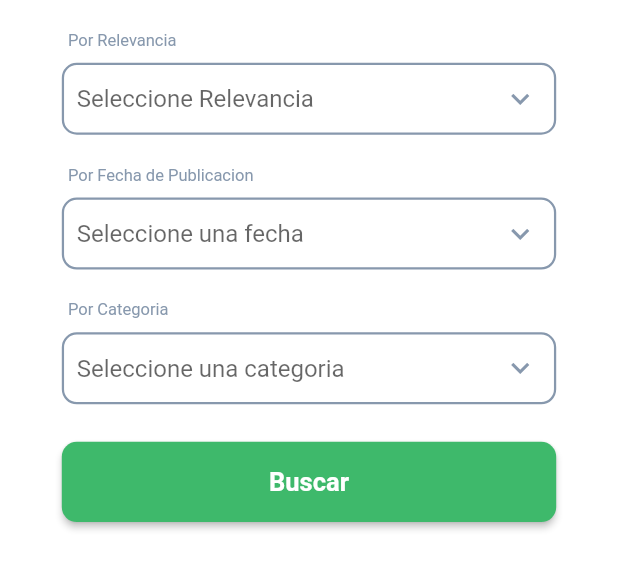
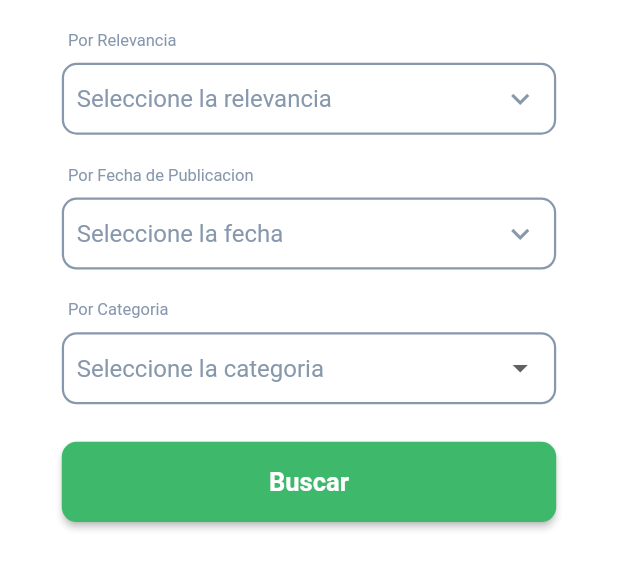
Before and after one commit to jhonandres0322/uisads_app, a Flutter app: the BottomSheetFilter widget shown alone on an empty page, opened directly, on a phone screen of 412 x 824 dp. Shown: the top 569 px of the screen. Run offline on Flutter 3.47's test engine with Material 2 defaults, Android fonts, the phone set to English and light mode, and no system bars; our stand-ins replace card_swiper, flutter_screenutil, google_fonts, image_picker, shared_preferences, toggle_switch; accounts and stored records are empty; network calls fail.

```diff
--- a/lib/src/constants/categories.dart
+++ b/lib/src/constants/categories.dart
@@ -26,8 +26,9 @@ IconData getIcon( String name ) {
 // DropdownItems para filtro de por relevancia
 List<DropdownMenuItem<String>> get optionsRelevance {
   List<DropdownMenuItem<String>> lista = [
-    DropdownMenuItem(child: Text("Anuncios más votados", style: styleText,), value: "masVotados", enabled: true),
-    DropdownMenuItem(child: Text("Anuncios menos votados", style: styleText,), value: "menosVotados"),
+    DropdownMenuItem(child: Text("Seleccione la relevancia", style: styleText,),value: "", enabled: false),
+    DropdownMenuItem(child: Text("Anuncios mas votados", style: styleText,), value: "+", enabled: true),
+    DropdownMenuItem(child: Text("Anuncios menos votados", style: styleText,), value: "-"),
   ];
   // Retornamos la lista con los DropdownMenuItem construidos
   return lista;
@@ -35,28 +36,27 @@ List<DropdownMenuItem<String>> get optionsRelevance {
 // DropdownItems para fecha de publicacion
 List<DropdownMenuItem<String>> get optionsDate{
   List<DropdownMenuItem<String>> menuItems = [
-    DropdownMenuItem(child: Text("Última hora", style: styleText,),value: "ultimaHora"),
-    DropdownMenuItem(child: Text("Hoy", style: styleText,),value: "hoy"),
-    DropdownMenuItem(child: Text("Esta semana", style: styleText,),value: "estaSemana"),
-    DropdownMenuItem(child: Text("Este mes", style: styleText,),value: "esteMes"),
-    DropdownMenuItem(child: Text("Este año", style: styleText,),value: "esteAño"),
-    DropdownMenuItem(child: Text("Más antiguos", style: styleText,),value: "masAntiguos"),
+    DropdownMenuItem(child: Text("Seleccione la fecha", style: styleText,),value: "", enabled: false),
+    DropdownMenuItem(child: Text("Hoy", style: styleText,),value: "24h"),
+    DropdownMenuItem(child: Text("Esta semana", style: styleText,),value: "7d"),
+    DropdownMenuItem(child: Text("Este mes", style: styleText,),value: "1m"),
   ];
   return menuItems;
 }
 // DropdownItems para filtro de categoria
 List<DropdownMenuItem<String>> get optionsCategory{
   List<DropdownMenuItem<String>> menuItems = [
-    DropdownMenuItem(child: Text("Todos", style: styleText,),value: "variados"),
+    DropdownMenuItem(child: Text("Seleccione la categoria", style: styleText,),value: "", enabled: false),
+    DropdownMenuItem(child: Text("Variados", style: styleText,),value: "variados"),
     DropdownMenuItem(child: Text("Alimentos", style: styleText,),value: "alimentos"),
     DropdownMenuItem(child: Text("Alquiler", style: styleText,),value: "alquiler"),
     DropdownMenuItem(child: Text("Arte", style: styleText,),value: "arte"),
     DropdownMenuItem(child: Text("Deportes", style: styleText,),value: "deportes"),
-    DropdownMenuItem(child: Text("Educación", style: styleText,),value: "educación"),
+    DropdownMenuItem(child: Text("Educacion", style: styleText,),value: "educacion"),
     DropdownMenuItem(child: Text("Empleo", style: styleText,),value: "empleo"),
     DropdownMenuItem(child: Text("Servicios", style: styleText,),value: "servicios"),
     DropdownMenuItem(child: Text("Textil", style: styleText,),value: "textil"),
-    DropdownMenuItem(child: Text("Tecnología", style: styleText,),value: "tecnología"),
+    DropdownMenuItem(child: Text("Tecnologia", style: styleText,),value: "tecnologia"),
   ];
   return menuItems;
 }
--- a/lib/src/widgets/bottom_sheet.dart
+++ b/lib/src/widgets/bottom_sheet.dart
@@ -13,6 +13,7 @@ class BottomSheetFilter extends StatelessWidget {
   Widget build(BuildContext context) {
     // Creacion de los DropdownCustoms, quedaria pendiente revisar si se optimiza de una mejor forma
     final Widget dropdownRelevancia = DropdownCustom(
+      value: '',
       options: optionsRelevance,
       inputDecoration: decorationDropdownCustom('Seleccione Relevancia'),
       onChanged: (value) {
@@ -20,19 +21,22 @@ class BottomSheetFilter extends StatelessWidget {
       },
     );
     final Widget dropdownFecha = DropdownCustom(
+      value: '',
       options: optionsDate,
       inputDecoration: decorationDropdownCustom('Seleccione una fecha'),
       onChanged: (value) {
         print(value);
       },
     );
-    final Widget dropdownCategoria = DropdownCustom(
-      options: optionsCategory,
-      inputDecoration: decorationDropdownCustom('Seleccione una categoria'),
+    final Widget dropdownCategoria = DropdownButtonFormField(
+      value: '',
+      items: optionsCategory,
+      decoration: decorationDropdownCustom('Seleccione una categoria'),
       onChanged: (value) {
         print(value);
       },
     );
+
     // Puedo cambiar el SingleChildScrollView por un ListView y eliminar la columna
     return SingleChildScrollView(
       child: Column(
--- a/lib/src/widgets/dropdown_custom.dart
+++ b/lib/src/widgets/dropdown_custom.dart
@@ -11,6 +11,7 @@ class DropdownCustom<T> extends StatelessWidget {
     required this.onChanged,
     this.iconData = Icons.keyboard_arrow_down_outlined,
     this.color = AppColors.subtitles,
+    required this.value,
   }):super(key: key);
 
   final List<DropdownMenuItem<T>> options;
@@ -18,10 +19,12 @@ class DropdownCustom<T> extends StatelessWidget {
   final ValueChanged<T?> onChanged;
   final IconData iconData;
   final Color color;
+  final T value;
 
   @override
   Widget build(BuildContext context) {
     return DropdownButtonFormField<T>(
+      value: value,
       items: options,
       icon: Icon(iconData, color: color),
       decoration: inputDecoration,
```
Also changed, not shown: lib/src/utils/search_delegate.dart (+75 -18 lines).
